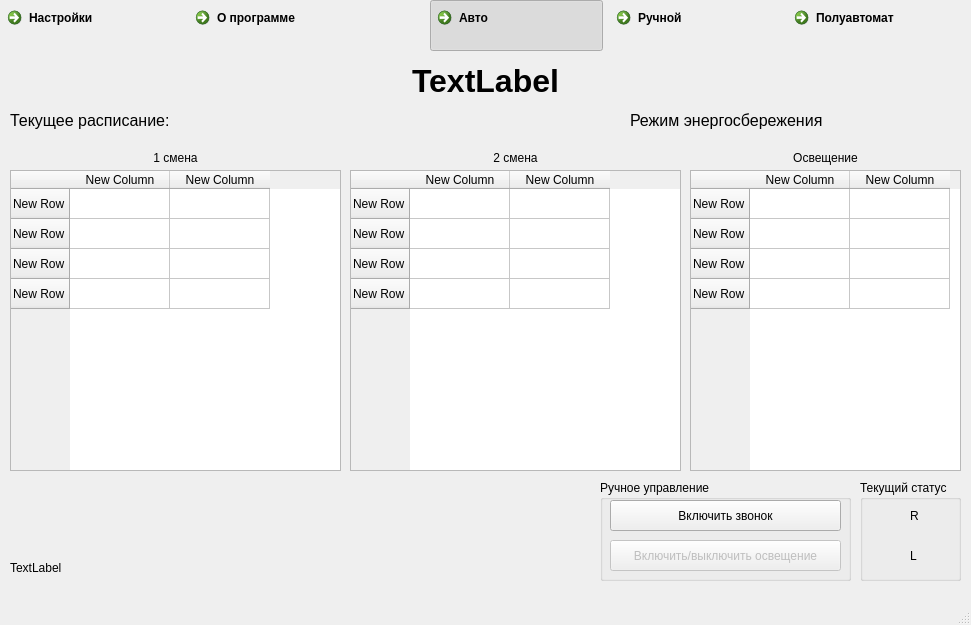
Old version of the form mainform.ui in the repository student-proger/BellManager.
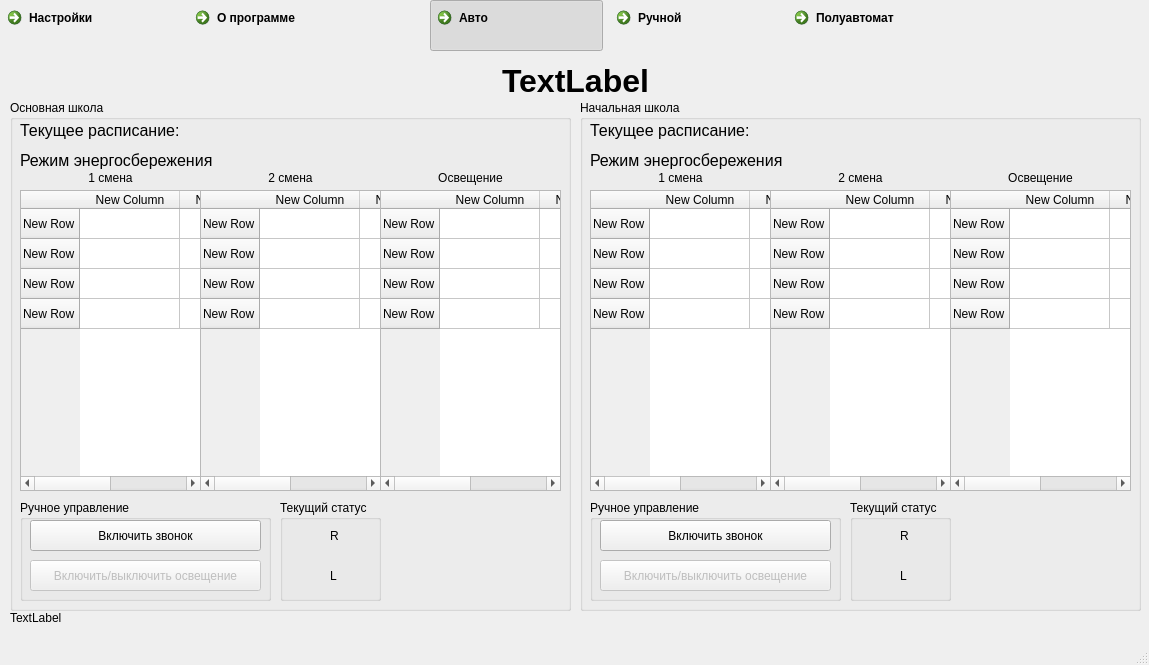
New version of the form. Icons and pictures are not drawn.

```diff
--- a/mainform.ui
+++ b/mainform.ui
@@ -6,8 +6,8 @@
    <rect>
     <x>0</x>
     <y>0</y>
-    <width>971</width>
-    <height>625</height>
+    <width>1149</width>
+    <height>665</height>
    </rect>
   </property>
   <property name="sizePolicy">
@@ -16,6 +16,18 @@
     <verstretch>0</verstretch>
    </sizepolicy>
   </property>
+  <property name="minimumSize">
+   <size>
+    <width>1149</width>
+    <height>665</height>
+   </size>
+  </property>
+  <property name="maximumSize">
+   <size>
+    <width>1149</width>
+    <height>665</height>
+   </size>
+  </property>
   <property name="windowTitle">
    <string>Bell Manager</string>
   </property>
@@ -29,7 +41,7 @@
      <rect>
       <x>10</x>
       <y>60</y>
-      <width>951</width>
+      <width>1131</width>
       <height>41</height>
      </rect>
     </property>
@@ -56,55 +68,6 @@
      <bool>false</bool>
     </property>
    </widget>
-   <widget class="QTableWidget" name="tableWidget">
-    <property name="geometry">
-     <rect>
-      <x>10</x>
-      <y>170</y>
-      <width>331</width>
-      <height>301</height>
-     </rect>
-    </property>
-    <property name="font">
-     <font>
-      <weight>50</weight>
-      <bold>false</bold>
-     </font>
-    </property>
-    <property name="editTriggers">
-     <set>QAbstractItemView::NoEditTriggers</set>
-    </property>
-    <row>
-     <property name="text">
-      <string>New Row</string>
-     </property>
-    </row>
-    <row>
-     <property name="text">
-      <string>New Row</string>
-     </property>
-    </row>
-    <row>
-     <property name="text">
-      <string>New Row</string>
-     </property>
-    </row>
-    <row>
-     <property name="text">
-      <string>New Row</string>
-     </property>
-    </row>
-    <column>
-     <property name="text">
-      <string>New Column</string>
-     </property>
-    </column>
-    <column>
-     <property name="text">
-      <string>New Column</string>
-     </property>
-    </column>
-   </widget>
    <widget class="QWidget" name="horizontalLayoutWidget">
     <property name="geometry">
      <rect>
@@ -202,73 +165,53 @@
      </item>
     </layout>
    </widget>
-   <widget class="QLabel" name="label_2">
+   <widget class="QLabel" name="label_7">
     <property name="geometry">
      <rect>
       <x>10</x>
-      <y>110</y>
-      <width>521</width>
-      <height>21</height>
+      <y>610</y>
+      <width>311</width>
+      <height>16</height>
      </rect>
     </property>
-    <property name="font">
-     <font>
-      <pointsize>12</pointsize>
-     </font>
+    <property name="text">
+     <string>TextLabel</string>
     </property>
+   </widget>
+   <widget class="QGroupBox" name="groupBox_3">
+    <property name="geometry">
+     <rect>
+      <x>10</x>
+      <y>100</y>
+      <width>561</width>
+      <height>511</height>
+     </rect>
+    </property>
+    <property name="title">
+     <string>Основная школа</string>
+    </property>
+    <widget class="QLabel" name="label_5">
+     <property name="geometry">
+      <rect>
+       <x>370</x>
+       <y>70</y>
+       <width>181</width>
+       <height>16</height>
+      </rect>
+     </property>
     <property name="text">
-     <string>Текущее расписание:</string>
+      <string>Освещение</string>
+     </property>
+     <property name="alignment">
+      <set>Qt::AlignCenter</set>
     </property>
    </widget>
    <widget class="QTableWidget" name="tableWidget_2">
     <property name="geometry">
      <rect>
-      <x>350</x>
-      <y>170</y>
-      <width>331</width>
-      <height>301</height>
-     </rect>
-    </property>
-    <property name="editTriggers">
-     <set>QAbstractItemView::NoEditTriggers</set>
-    </property>
-    <row>
-     <property name="text">
-      <string>New Row</string>
-     </property>
-    </row>
-    <row>
-     <property name="text">
-      <string>New Row</string>
-     </property>
-    </row>
-    <row>
-     <property name="text">
-      <string>New Row</string>
-     </property>
-    </row>
-    <row>
-     <property name="text">
-      <string>New Row</string>
-     </property>
-    </row>
-    <column>
-     <property name="text">
-      <string>New Column</string>
-     </property>
-    </column>
-    <column>
-     <property name="text">
-      <string>New Column</string>
-     </property>
-    </column>
-   </widget>
-   <widget class="QTableWidget" name="tableWidget_3">
-    <property name="geometry">
-     <rect>
-      <x>690</x>
-      <y>170</y>
-      <width>271</width>
+       <x>190</x>
+       <y>90</y>
+       <width>181</width>
       <height>301</height>
      </rect>
     </property>
@@ -310,8 +253,8 @@
     <property name="geometry">
      <rect>
       <x>10</x>
-      <y>150</y>
-      <width>331</width>
+       <y>70</y>
+       <width>181</width>
       <height>16</height>
      </rect>
     </property>
@@ -322,12 +265,104 @@
      <set>Qt::AlignCenter</set>
     </property>
    </widget>
+    <widget class="QTableWidget" name="tableWidget_3">
+     <property name="geometry">
+      <rect>
+       <x>370</x>
+       <y>90</y>
+       <width>181</width>
+       <height>301</height>
+      </rect>
+     </property>
+     <property name="editTriggers">
+      <set>QAbstractItemView::NoEditTriggers</set>
+     </property>
+     <row>
+      <property name="text">
+       <string>New Row</string>
+      </property>
+     </row>
+     <row>
+      <property name="text">
+       <string>New Row</string>
+      </property>
+     </row>
+     <row>
+      <property name="text">
+       <string>New Row</string>
+      </property>
+     </row>
+     <row>
+      <property name="text">
+       <string>New Row</string>
+      </property>
+     </row>
+     <column>
+      <property name="text">
+       <string>New Column</string>
+      </property>
+     </column>
+     <column>
+      <property name="text">
+       <string>New Column</string>
+      </property>
+     </column>
+    </widget>
+    <widget class="QTableWidget" name="tableWidget">
+     <property name="geometry">
+      <rect>
+       <x>10</x>
+       <y>90</y>
+       <width>181</width>
+       <height>301</height>
+      </rect>
+     </property>
+     <property name="font">
+      <font>
+       <weight>50</weight>
+       <bold>false</bold>
+      </font>
+     </property>
+     <property name="editTriggers">
+      <set>QAbstractItemView::NoEditTriggers</set>
+     </property>
+     <row>
+      <property name="text">
+       <string>New Row</string>
+      </property>
+     </row>
+     <row>
+      <property name="text">
+       <string>New Row</string>
+      </property>
+     </row>
+     <row>
+      <property name="text">
+       <string>New Row</string>
+      </property>
+     </row>
+     <row>
+      <property name="text">
+       <string>New Row</string>
+      </property>
+     </row>
+     <column>
+      <property name="text">
+       <string>New Column</string>
+      </property>
+     </column>
+     <column>
+      <property name="text">
+       <string>New Column</string>
+      </property>
+     </column>
+    </widget>
    <widget class="QLabel" name="label_4">
     <property name="geometry">
      <rect>
-      <x>350</x>
-      <y>150</y>
-      <width>331</width>
+       <x>190</x>
+       <y>70</y>
+       <width>181</width>
       <height>16</height>
      </rect>
     </property>
@@ -338,27 +373,11 @@
      <set>Qt::AlignCenter</set>
     </property>
    </widget>
-   <widget class="QLabel" name="label_5">
-    <property name="geometry">
-     <rect>
-      <x>690</x>
-      <y>150</y>
-      <width>271</width>
-      <height>16</height>
-     </rect>
-    </property>
-    <property name="text">
-     <string>Освещение</string>
-    </property>
-    <property name="alignment">
-     <set>Qt::AlignCenter</set>
-    </property>
-   </widget>
    <widget class="QGroupBox" name="groupBox">
     <property name="geometry">
      <rect>
-      <x>600</x>
-      <y>480</y>
+       <x>10</x>
+       <y>400</y>
       <width>251</width>
       <height>101</height>
      </rect>
@@ -419,8 +438,8 @@
    <widget class="QGroupBox" name="groupBox_2">
     <property name="geometry">
      <rect>
-      <x>860</x>
-      <y>480</y>
+       <x>270</x>
+       <y>400</y>
       <width>101</width>
       <height>101</height>
      </rect>
@@ -511,12 +530,30 @@
      </property>
     </widget>
    </widget>
+    <widget class="QLabel" name="label_2">
+     <property name="geometry">
+      <rect>
+       <x>10</x>
+       <y>20</y>
+       <width>541</width>
+       <height>21</height>
+      </rect>
+     </property>
+     <property name="font">
+      <font>
+       <pointsize>12</pointsize>
+      </font>
+     </property>
+     <property name="text">
+      <string>Текущее расписание:</string>
+     </property>
+    </widget>
    <widget class="QLabel" name="label_6">
     <property name="geometry">
      <rect>
-      <x>630</x>
-      <y>110</y>
-      <width>321</width>
+       <x>10</x>
+       <y>50</y>
+       <width>541</width>
       <height>21</height>
      </rect>
     </property>
@@ -529,18 +566,395 @@
      <string>Режим энергосбережения</string>
     </property>
    </widget>
-   <widget class="QLabel" name="label_7">
+   </widget>
+   <widget class="QGroupBox" name="groupBox_4">
     <property name="geometry">
      <rect>
+      <x>580</x>
+      <y>100</y>
+      <width>561</width>
+      <height>511</height>
+     </rect>
+    </property>
+    <property name="title">
+     <string>Начальная школа</string>
+    </property>
+    <widget class="QLabel" name="label_8">
+     <property name="geometry">
+      <rect>
+       <x>370</x>
+       <y>70</y>
+       <width>181</width>
+       <height>16</height>
+      </rect>
+     </property>
+     <property name="text">
+      <string>Освещение</string>
+     </property>
+     <property name="alignment">
+      <set>Qt::AlignCenter</set>
+     </property>
+    </widget>
+    <widget class="QTableWidget" name="tableWidget_5">
+     <property name="geometry">
+      <rect>
+       <x>190</x>
+       <y>90</y>
+       <width>181</width>
+       <height>301</height>
+      </rect>
+     </property>
+     <property name="editTriggers">
+      <set>QAbstractItemView::NoEditTriggers</set>
+     </property>
+     <row>
+      <property name="text">
+       <string>New Row</string>
+      </property>
+     </row>
+     <row>
+      <property name="text">
+       <string>New Row</string>
+      </property>
+     </row>
+     <row>
+      <property name="text">
+       <string>New Row</string>
+      </property>
+     </row>
+     <row>
+      <property name="text">
+       <string>New Row</string>
+      </property>
+     </row>
+     <column>
+      <property name="text">
+       <string>New Column</string>
+      </property>
+     </column>
+     <column>
+      <property name="text">
+       <string>New Column</string>
+      </property>
+     </column>
+    </widget>
+    <widget class="QLabel" name="label_9">
+     <property name="geometry">
+      <rect>
       <x>10</x>
-      <y>560</y>
-      <width>311</width>
+       <y>70</y>
+       <width>181</width>
       <height>16</height>
      </rect>
     </property>
     <property name="text">
-     <string>TextLabel</string>
-    </property>
+      <string>1 смена</string>
+     </property>
+     <property name="alignment">
+      <set>Qt::AlignCenter</set>
+     </property>
+    </widget>
+    <widget class="QTableWidget" name="tableWidget_6">
+     <property name="geometry">
+      <rect>
+       <x>370</x>
+       <y>90</y>
+       <width>181</width>
+       <height>301</height>
+      </rect>
+     </property>
+     <property name="editTriggers">
+      <set>QAbstractItemView::NoEditTriggers</set>
+     </property>
+     <row>
+      <property name="text">
+       <string>New Row</string>
+      </property>
+     </row>
+     <row>
+      <property name="text">
+       <string>New Row</string>
+      </property>
+     </row>
+     <row>
+      <property name="text">
+       <string>New Row</string>
+      </property>
+     </row>
+     <row>
+      <property name="text">
+       <string>New Row</string>
+      </property>
+     </row>
+     <column>
+      <property name="text">
+       <string>New Column</string>
+      </property>
+     </column>
+     <column>
+      <property name="text">
+       <string>New Column</string>
+      </property>
+     </column>
+    </widget>
+    <widget class="QTableWidget" name="tableWidget_4">
+     <property name="geometry">
+      <rect>
+       <x>10</x>
+       <y>90</y>
+       <width>181</width>
+       <height>301</height>
+      </rect>
+     </property>
+     <property name="font">
+      <font>
+       <weight>50</weight>
+       <bold>false</bold>
+      </font>
+     </property>
+     <property name="editTriggers">
+      <set>QAbstractItemView::NoEditTriggers</set>
+     </property>
+     <row>
+      <property name="text">
+       <string>New Row</string>
+      </property>
+     </row>
+     <row>
+      <property name="text">
+       <string>New Row</string>
+      </property>
+     </row>
+     <row>
+      <property name="text">
+       <string>New Row</string>
+      </property>
+     </row>
+     <row>
+      <property name="text">
+       <string>New Row</string>
+      </property>
+     </row>
+     <column>
+      <property name="text">
+       <string>New Column</string>
+      </property>
+     </column>
+     <column>
+      <property name="text">
+       <string>New Column</string>
+      </property>
+     </column>
+    </widget>
+    <widget class="QLabel" name="label_10">
+     <property name="geometry">
+      <rect>
+       <x>190</x>
+       <y>70</y>
+       <width>181</width>
+       <height>16</height>
+      </rect>
+     </property>
+     <property name="text">
+      <string>2 смена</string>
+     </property>
+     <property name="alignment">
+      <set>Qt::AlignCenter</set>
+     </property>
+    </widget>
+    <widget class="QGroupBox" name="groupBox_5">
+     <property name="geometry">
+      <rect>
+       <x>10</x>
+       <y>400</y>
+       <width>251</width>
+       <height>101</height>
+      </rect>
+     </property>
+     <property name="title">
+      <string>Ручное управление</string>
+     </property>
+     <widget class="QPushButton" name="manualRingButton_2">
+      <property name="geometry">
+       <rect>
+        <x>10</x>
+        <y>20</y>
+        <width>231</width>
+        <height>31</height>
+       </rect>
+      </property>
+      <property name="text">
+       <string>Включить звонок</string>
+      </property>
+      <property name="icon">
+       <iconset>
+        <normaloff>images/alarm_24px.png</normaloff>images/alarm_24px.png</iconset>
+      </property>
+      <property name="iconSize">
+       <size>
+        <width>24</width>
+        <height>24</height>
+       </size>
+      </property>
+     </widget>
+     <widget class="QPushButton" name="manualLightButton_2">
+      <property name="enabled">
+       <bool>false</bool>
+      </property>
+      <property name="geometry">
+       <rect>
+        <x>10</x>
+        <y>60</y>
+        <width>231</width>
+        <height>31</height>
+       </rect>
+      </property>
+      <property name="text">
+       <string>Включить/выключить освещение</string>
+      </property>
+      <property name="icon">
+       <iconset>
+        <normaloff>images/light_on_24px.png</normaloff>images/light_on_24px.png</iconset>
+      </property>
+      <property name="iconSize">
+       <size>
+        <width>24</width>
+        <height>24</height>
+       </size>
+      </property>
+     </widget>
+    </widget>
+    <widget class="QGroupBox" name="groupBox_6">
+     <property name="geometry">
+      <rect>
+       <x>270</x>
+       <y>400</y>
+       <width>101</width>
+       <height>101</height>
+      </rect>
+     </property>
+     <property name="title">
+      <string>Текущий статус</string>
+     </property>
+     <widget class="QLabel" name="statusR_2">
+      <property name="geometry">
+       <rect>
+        <x>50</x>
+        <y>20</y>
+        <width>32</width>
+        <height>32</height>
+       </rect>
+      </property>
+      <property name="maximumSize">
+       <size>
+        <width>32</width>
+        <height>32</height>
+       </size>
+      </property>
+      <property name="text">
+       <string>R</string>
+      </property>
+     </widget>
+     <widget class="QLabel" name="statusL_2">
+      <property name="geometry">
+       <rect>
+        <x>50</x>
+        <y>60</y>
+        <width>32</width>
+        <height>32</height>
+       </rect>
+      </property>
+      <property name="maximumSize">
+       <size>
+        <width>32</width>
+        <height>32</height>
+       </size>
+      </property>
+      <property name="text">
+       <string>L</string>
+      </property>
+     </widget>
+     <widget class="QLabel" name="iconRing_2">
+      <property name="geometry">
+       <rect>
+        <x>10</x>
+        <y>20</y>
+        <width>32</width>
+        <height>32</height>
+       </rect>
+      </property>
+      <property name="maximumSize">
+       <size>
+        <width>32</width>
+        <height>32</height>
+       </size>
+      </property>
+      <property name="text">
+       <string/>
+      </property>
+      <property name="pixmap">
+       <pixmap>images/notification_32px.png</pixmap>
+      </property>
+     </widget>
+     <widget class="QLabel" name="iconLight_2">
+      <property name="geometry">
+       <rect>
+        <x>10</x>
+        <y>60</y>
+        <width>32</width>
+        <height>32</height>
+       </rect>
+      </property>
+      <property name="maximumSize">
+       <size>
+        <width>32</width>
+        <height>32</height>
+       </size>
+      </property>
+      <property name="text">
+       <string/>
+      </property>
+      <property name="pixmap">
+       <pixmap>images/light_on_32px.png</pixmap>
+      </property>
+     </widget>
+    </widget>
+    <widget class="QLabel" name="label_11">
+     <property name="geometry">
+      <rect>
+       <x>10</x>
+       <y>20</y>
+       <width>541</width>
+       <height>21</height>
+      </rect>
+     </property>
+     <property name="font">
+      <font>
+       <pointsize>12</pointsize>
+      </font>
+     </property>
+     <property name="text">
+      <string>Текущее расписание:</string>
+     </property>
+    </widget>
+    <widget class="QLabel" name="label_12">
+     <property name="geometry">
+      <rect>
+       <x>10</x>
+       <y>50</y>
+       <width>541</width>
+       <height>21</height>
+      </rect>
+     </property>
+     <property name="font">
+      <font>
+       <pointsize>12</pointsize>
+      </font>
+     </property>
+     <property name="text">
+      <string>Режим энергосбережения</string>
+     </property>
+    </widget>
    </widget>
   </widget>
   <widget class="QMenuBar" name="menubar">
```
Left out of the diff: 5 changed lines with no effect on the pictures. Lines whose indentation alone changed are shown as unchanged.
